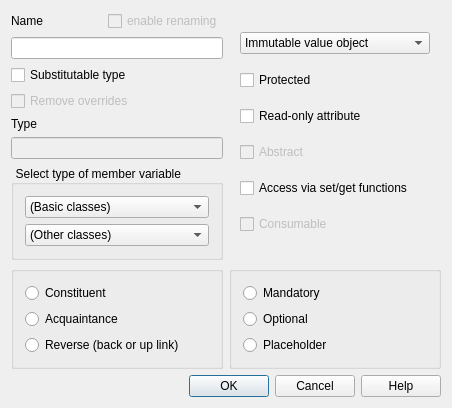
The window that lavape/src/LavaPE_UI/idd_attrbox.ui (berkus/lavape) describes before a commit, drawn with Qt 5.
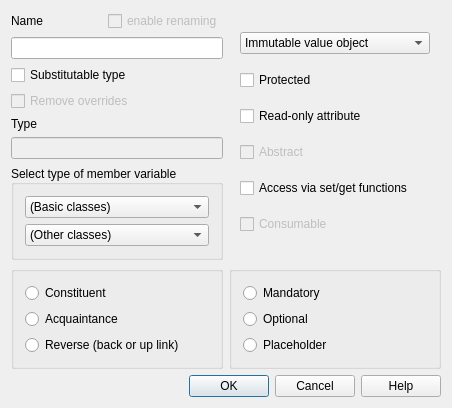
The same window after the commit.

```diff
--- a/lavape/src/LavaPE_UI/idd_attrbox.ui
+++ b/lavape/src/LavaPE_UI/idd_attrbox.ui
@@ -134,7 +134,7 @@
             <string>Select type of member variable</string>
            </property>
            <property name="alignment" >
-            <set>Qt::AlignCenter|Qt::AlignHCenter|Qt::AlignJustify|Qt::AlignLeading|Qt::AlignLeft|Qt::AlignRight|Qt::AlignTrailing|Qt::AlignVCenter</set>
+            <set>Qt::AlignLeading|Qt::AlignLeft|Qt::AlignVCenter</set>
            </property>
            <layout class="QVBoxLayout" >
             <property name="spacing" >
```
